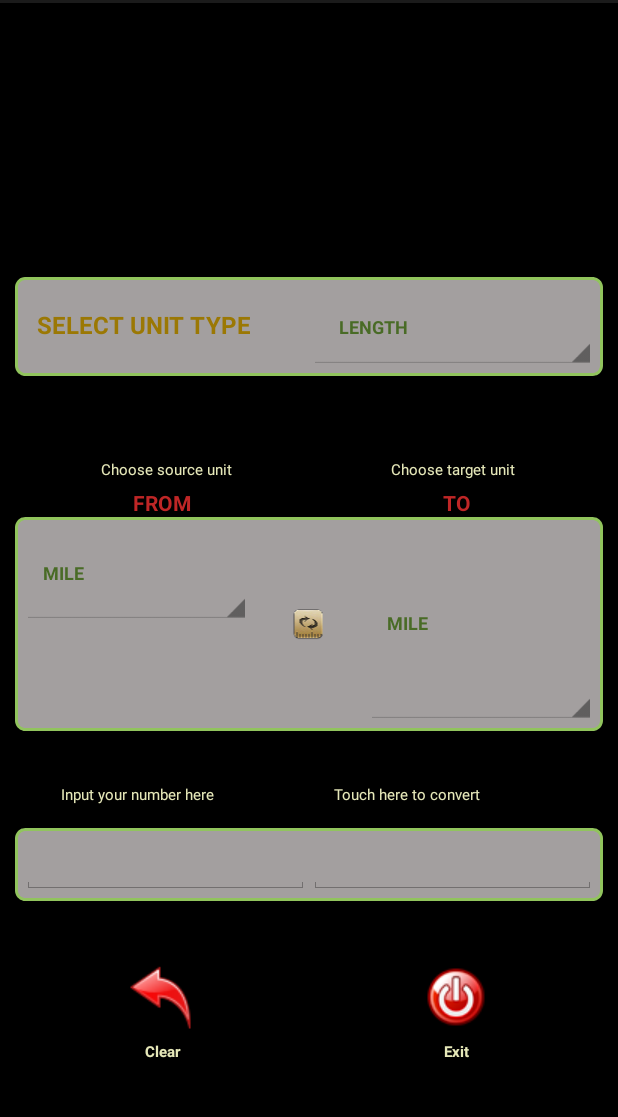
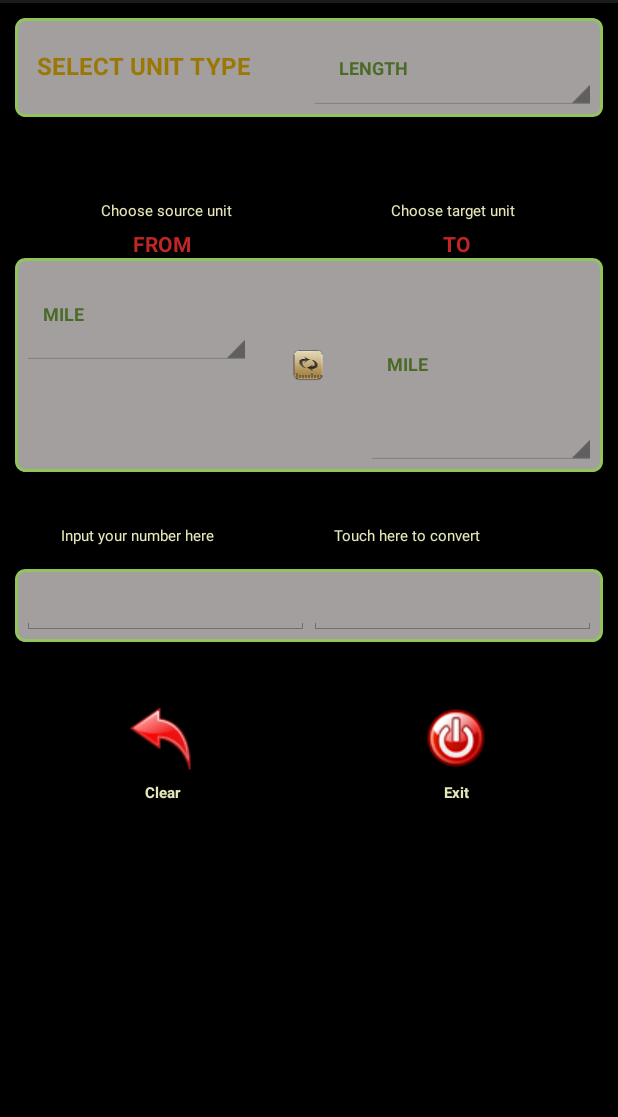
Before and after one commit to mchisty/ASUnitConverter, an Android app: the screen it shows after launch (MainActivity), on a phone screen of 412 x 824 dp, the part 69-1186 px from its top. Run offline under Robolectric (Android 15) with nearby library versions, the phone set to English and light mode, and no system bars; our stand-ins replace AdMob; libraries missing offline, so code that uses them is left out: com.purplebrain.adbuddiz; 4 statements that could not run were skipped.

Commit message:
Layout refixed to it inside smaller mobile device such as nexus 5

```diff
--- a/app/src/main/java/org/chisty/uniconverter/MainActivity.java
+++ b/app/src/main/java/org/chisty/uniconverter/MainActivity.java
@@ -78,7 +78,7 @@ public class MainActivity extends Activity {
         super.onCreate(savedInstanceState);
         // With this mode activated, your app will always display the same sample ad.
         // Remove it before publishing to Google Play.
-//        AdBuddiz.setTestModeActive();
+        AdBuddiz.setTestModeActive();
         AdBuddiz.setPublisherKey("a66d32b2-dbf3-480c-9864-1849206f70e5");
         AdBuddiz.cacheAds(this);
         AdBuddiz.showAd(MainActivity.this);
--- a/app/src/main/res/layout/activity_main.xml
+++ b/app/src/main/res/layout/activity_main.xml
@@ -1,4 +1,4 @@
-<ScrollView xmlns:android="http://schemas.android.com/apk/res/android"
+<RelativeLayout xmlns:android="http://schemas.android.com/apk/res/android"
     xmlns:ads="http://schemas.android.com/apk/res-auto"
     xmlns:tools="http://schemas.android.com/tools"
     android:layout_width="match_parent"
@@ -7,14 +7,18 @@
     android:theme="@style/AppTheme"
     tools:context=".MainActivity">
 
+    <ScrollView
+        android:layout_width="match_parent"
+        android:layout_height="fill_parent">
+
         <LinearLayout
             android:layout_width="match_parent"
             android:layout_height="wrap_content"
-        android:layout_gravity="bottom"
+
             android:focusable="true"
             android:focusableInTouchMode="true"
             android:orientation="vertical"
-        android:padding="10dp">
+            android:padding="10dp"> <!-- android:layout_gravity="bottom" -->
 
             <!-- #### LinearLayout Block 1 #### -->
 
@@ -274,6 +278,11 @@
             </LinearLayout>
 
 
+        </LinearLayout>
+
+
+    </ScrollView>
+
     <com.google.android.gms.ads.AdView
         android:id="@+id/ad_view"
         android:layout_width="match_parent"
@@ -285,8 +294,4 @@
         ads:adUnitId="@string/banner_ad_unit_id" />
 
 
-
-    </LinearLayout>
-
-
-</ScrollView>
+</RelativeLayout>
--- a/app/src/main/res/values/strings.xml
+++ b/app/src/main/res/values/strings.xml
@@ -7,9 +7,9 @@
     <string name="text1">Type any value in the From field and touch the To field to get the converted result</string>
 
     <!-- This is an ad unit ID for a test ad. Replace with your own banner ad unit id. -->
-    <!--<string name="banner_ad_unit_id">ca-app-pub-3940256099942544/6300978111</string>-->
+    <string name="banner_ad_unit_id">ca-app-pub-3940256099942544/6300978111</string>
 
     <!-- This is production banner id. -->
-    <string name="banner_ad_unit_id">ca-app-pub-4658199485462889/4405122255</string>
+    <!--<string name="banner_ad_unit_id">ca-app-pub-4658199485462889/4405122255</string>-->
 
 </resources>
```
Also changed, not shown: 9 other files. Lines whose indentation alone changed are shown as unchanged.
